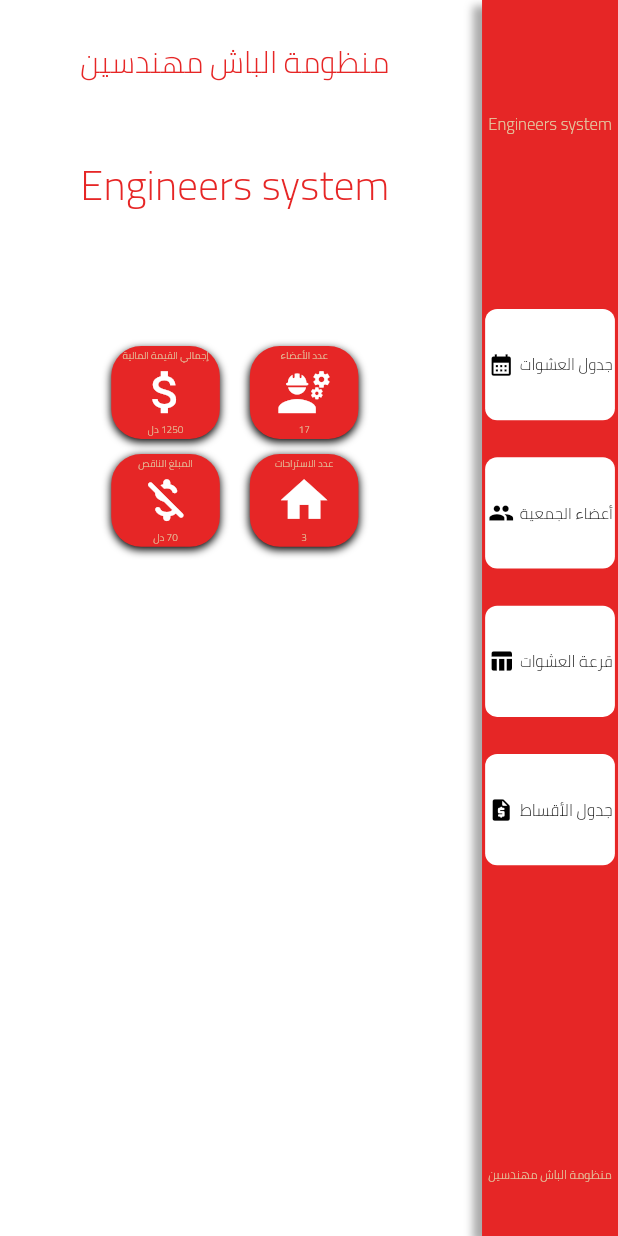
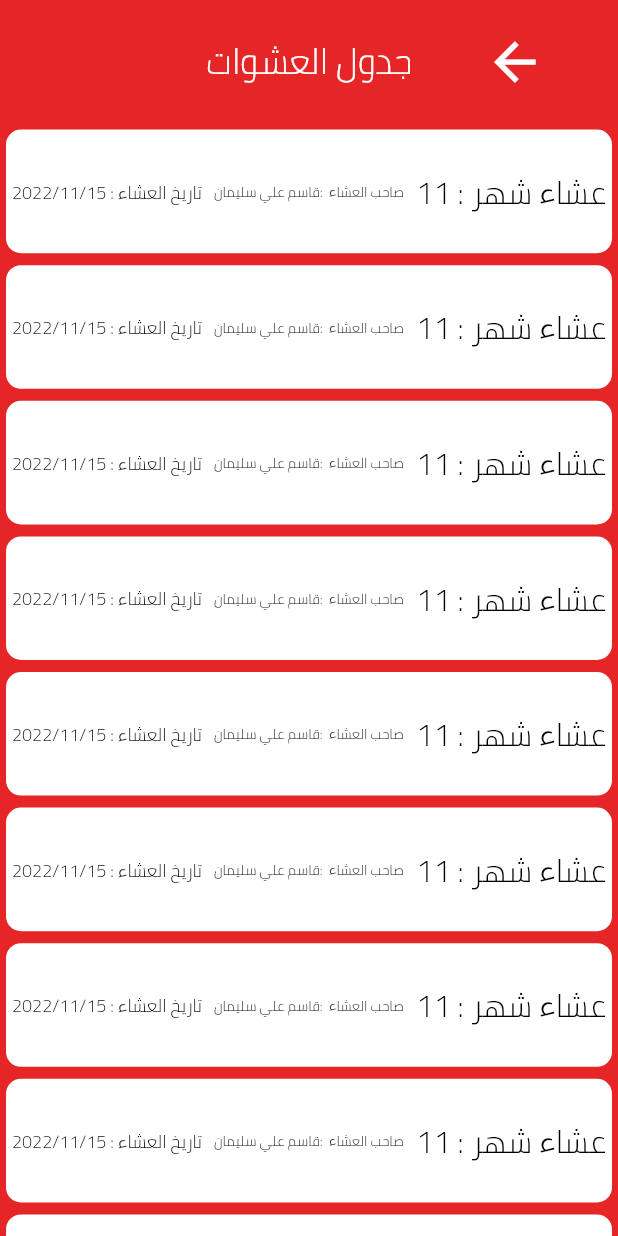
Before and after one commit to nacemelhasy/desktop, a Flutter app: the screen it shows after launch, after a tap on "جدول العشوات", on a phone screen of 412 x 824 dp. Run offline on Flutter 3.47's test engine with Material 2 defaults, Android fonts, the phone set to English and light mode, and no system bars; our stand-ins replace awesome_dialog, get.

Commit message:
two page

```diff
--- a/lib/Home.dart
+++ b/lib/Home.dart
@@ -1,7 +1,10 @@
 import 'package:desktop/compenets/allCompontes.dart';
 import 'package:desktop/compenets/defaultCS.dart';
+import 'package:desktop/pages/members.dart';
+import 'package:desktop/pages/table_dinner.dart';
 import 'package:flutter/cupertino.dart';
 import 'package:flutter/material.dart';
+import 'package:get/get.dart';
 
 class Home extends StatelessWidget {
   @override
@@ -28,7 +31,6 @@ class Home extends StatelessWidget {
                         blurRadius: 4,
                         offset: Offset(-6, 4))
                   ],
-
                 ),
                 child: Column(
                   children: [
@@ -45,31 +47,53 @@ class Home extends StatelessWidget {
                     ),
                     // one rectangle
                     InkWell(
-              onTap: (){},
-              child: rectangle(context, title: 'جدول العشوات', shape:const Icon(Icons.calendar_month,color: Colors.black,))),
+                        onTap: () {
+                          Get.to(() => Table_dinner());
+                        },
+                        child: rectangle(context,
+                            title: 'جدول العشوات',
+                            shape: const Icon(
+                              Icons.calendar_month,
+                              color: Colors.black,
+                            ))),
                     SizedBox(
                       height: height(context) * 0.03,
                     ),
                     // two rectangle
                     InkWell(
-              onTap: (){},
-                child: rectangle(context, title: 'أعضاء الجمعية', shape:const Icon(Icons.people,color: Colors.black,))),
+                        onTap: () {
+                          Get.to(()=>Members());
+                        },
+                        child: rectangle(context,
+                            title: 'أعضاء الجمعية',
+                            shape: const Icon(
+                              Icons.people,
+                              color: Colors.black,
+                            ))),
                     SizedBox(
                       height: height(context) * 0.03,
                     ),
                     // three rectangle
                     InkWell(
-              onTap: (){},
-
-                child: rectangle(context, title: 'قرعة العشوات', shape:const Icon(Icons.table_chart,color: Colors.black,))),
+                        onTap: () {},
+                        child: rectangle(context,
+                            title: 'قرعة العشوات',
+                            shape: const Icon(
+                              Icons.table_chart,
+                              color: Colors.black,
+                            ))),
                     SizedBox(
                       height: height(context) * 0.03,
                     ),
                     // four rectangle
                     InkWell(
-              onTap: (){},
-
-                child: rectangle(context, title: 'جدول الأقساط', shape:const Icon(Icons.request_quote_rounded,color: Colors.black,))),
+                        onTap: () {},
+                        child: rectangle(context,
+                            title: 'جدول الأقساط',
+                            shape: const Icon(
+                              Icons.request_quote_rounded,
+                              color: Colors.black,
+                            ))),
 
                     const Spacer(),
                     SizedBox(
@@ -189,10 +213,8 @@ Widget square(context,
 }
 
 // for rectange in aside
-Widget rectangle(context,{
-  required String title,
-  required Icon shape
-}) => Container(
+Widget rectangle(context, {required String title, required Icon shape}) =>
+    Container(
       height: height(context) * 0.09,
       width: width(context) * 0.21,
       decoration: BoxDecoration(
@@ -208,10 +230,8 @@ Widget rectangle(context,{
           ),
           Expanded(
             flex: 1,
-            child: fitted( Padding(
-              padding:const EdgeInsets.all(3.0),
-              child: shape
-            )),
+            child: fitted(
+                Padding(padding: const EdgeInsets.all(3.0), child: shape)),
           )
         ],
       ),
--- a/lib/compenets/allCompontes.dart
+++ b/lib/compenets/allCompontes.dart
@@ -100,8 +100,7 @@ Widget cDropdownButton(context,
     );
 ///////////////////////////////////////////////// Awesem dialog //////////////////////////////////////////////////////////////////////
 awesome(BuildContext context,
-        {
-          Function? btnOkOnPress,
+        {Function? btnOkOnPress,
         Function? btnCancelOnPress,
         String btnCancelText = 'الغاء',
         String btnOkText = 'موافق',
@@ -113,10 +112,10 @@ awesome(BuildContext context,
         Color btnOkColor = Colors.blue,
         Color btnCancelColor = Colors.blue,
         Duration? autoHide,
-         Color dialogBackgroundColor = const  Color.fromARGB(255, 71, 60, 56),
+        Color dialogBackgroundColor = const Color.fromARGB(255, 71, 60, 56),
         bool dismissOnTouchOutside = true}) =>
     AwesomeDialog(
-      dialogBackgroundColor: dialogBackgroundColor,
+        dialogBackgroundColor: dialogBackgroundColor,
         dismissOnTouchOutside: dismissOnTouchOutside,
         autoHide: autoHide,
         buttonsTextStyle: Theme.of(context).textTheme.bodyText1,
@@ -124,10 +123,7 @@ awesome(BuildContext context,
         btnCancelColor: defautlColor,
         btnCancelText: btnCancelText,
         btnOkText: btnOkText,
-        borderSide: BorderSide(
-          color: defautlColor,
-          width: 5
-        ),
+        borderSide: BorderSide(color: defautlColor, width: 5),
         // body: ,//طبعا البدي يقبل الويدت الي تبيها فيه عادي
         context: context, //
         dialogType:
@@ -245,13 +241,11 @@ Widget constrainedBox({
   double minWidth = 0.0,
 }) =>
     ConstrainedBox(
-
       constraints: BoxConstraints(
         maxHeight: maxHeight,
         maxWidth: maxWidth,
         minHeight: minHeight,
         minWidth: minWidth,
-
       ),
       child: child,
     );
@@ -277,11 +271,9 @@ ShowSnackBar(context, text) {
 // for text with style body 1
 
 Widget text(context, text, {textAlign = TextAlign.start}) => Text(text,
-    textAlign: textAlign, style: TextStyle(
-      fontFamily: 'cairo',
-      color: defautlColor,
-      fontWeight: FontWeight.w500
-    ));
+    textAlign: textAlign,
+    style: TextStyle(
+        fontFamily: 'cairo', color: defautlColor, fontWeight: FontWeight.w500));
 // for text with style body 1
 Widget textW(context, text, {textAlign = TextAlign.start}) => Text(text,
     textAlign: textAlign,
@@ -292,20 +284,25 @@ Widget textA(context, text, {textAlign = TextAlign.start}) => Text(
       overflow: TextOverflow.fade,
       textAlign: textAlign,
       style: TextStyle(
-        color: Color.fromARGB(255, 227, 203, 163),
-        fontFamily: 'cairo',
-        fontWeight: FontWeight.w500
-      ),
+          color: Colors.white,
+          fontFamily: 'cairo',
+          fontWeight: FontWeight.w500),
     );
-Widget textB(context, text, {textAlign = TextAlign.start}) => Text(
+Widget textB(
+  context,
+  text, {
+  textAlign = TextAlign.start,
+  double font = 15,
+}) =>
+    Text(
       text,
       overflow: TextOverflow.fade,
       textAlign: textAlign,
       style: TextStyle(
-        color: Colors.black,
-        fontFamily: 'cairo',
-        fontWeight: FontWeight.w500
-      ),
+          color: Colors.black,
+          fontFamily: 'cairo',
+          fontWeight: FontWeight.w500,
+          fontSize: font),
     );
 
 Widget textN(context, text, {textAlign = TextAlign.start}) => Text(
@@ -334,7 +331,8 @@ Widget textShowT(
     Text(
       text,
       textAlign: textAlign,
-      style: TextStyle(color: defautlColor2, fontFamily: 'noto', fontSize: size),
+      style:
+          TextStyle(color: defautlColor2, fontFamily: 'noto', fontSize: size),
     );
 Widget textShowTI(
   context,
--- a/lib/main.dart
+++ b/lib/main.dart
@@ -1,5 +1,6 @@
 import 'package:desktop/Home.dart';
 import 'package:flutter/material.dart';
+import 'package:get/get.dart';
 
 void main() {
   runApp(const MyApp());
@@ -11,7 +12,7 @@ class MyApp extends StatelessWidget {
   // This widget is the root of your application.
   @override
   Widget build(BuildContext context) {
-    return MaterialApp(
+    return GetMaterialApp(
       title: 'Flutter Demo',
 
       debugShowCheckedModeBanner: false,
--- /dev/null
+++ b/lib/pages/table_dinner.dart
@@ -0,0 +1,112 @@
+import 'package:desktop/compenets/allCompontes.dart';
+import 'package:desktop/compenets/defaultCS.dart';
+import 'package:flutter/cupertino.dart';
+import 'package:flutter/material.dart';
+import 'package:get/get.dart';
+
+class Table_dinner extends StatelessWidget {
+  @override
+  Widget build(BuildContext context) {
+    return Scaffold(
+        backgroundColor: defautlColor,
+        body: SingleChildScrollView(
+          scrollDirection: Axis.vertical,
+          child: Column(children: [
+            SizedBox(
+              height: height(context) * 0.1,
+              width: width(context),
+              child: Row(
+                children: [
+                  Expanded(
+                    flex: 1,
+                    child: Container()),
+
+                    Expanded(
+                      flex: 1,
+                      child: fitted(textA(context, 'جدول العشوات')),),
+                      Expanded(flex: 1,child: fitted(IconButton(
+                        onPressed: (){
+                          Get.back();
+                        },
+                        icon: const Icon(Icons.arrow_back,
+                      )))),
+                ],
+              )
+            ),
+            ListView(
+              shrinkWrap: true,
+              physics: const NeverScrollableScrollPhysics(),
+              children: [
+data(context, date: '2022/11/15', month: 11, name: 'قاسم علي سليمان'),
+data(context, date: '2022/11/15', month: 11, name: 'قاسم علي سليمان'),
+data(context, date: '2022/11/15', month: 11, name: 'قاسم علي سليمان'),
+data(context, date: '2022/11/15', month: 11, name: 'قاسم علي سليمان'),
+data(context, date: '2022/11/15', month: 11, name: 'قاسم علي سليمان'),
+data(context, date: '2022/11/15', month: 11, name: 'قاسم علي سليمان'),
+data(context, date: '2022/11/15', month: 11, name: 'قاسم علي سليمان'),
+data(context, date: '2022/11/15', month: 11, name: 'قاسم علي سليمان'),
+data(context, date: '2022/11/15', month: 11, name: 'قاسم علي سليمان'),
+data(context, date: '2022/11/15', month: 11, name: 'قاسم علي سليمان'),
+data(context, date: '2022/11/15', month: 11, name: 'قاسم علي سليمان'),
+data(context, date: '2022/11/15', month: 11, name: 'قاسم علي سليمان'),
+data(context, date: '2022/11/15', month: 11, name: 'قاسم علي سليمان'),
+data(context, date: '2022/11/15', month: 11, name: 'قاسم علي سليمان'),
+data(context, date: '2022/11/15', month: 11, name: 'قاسم علي سليمان'),
+data(context, date: '2022/11/15', month: 11, name: 'قاسم علي سليمان'),
+data(context, date: '2022/11/15', month: 11, name: 'قاسم علي سليمان'),
+data(context, date: '2022/11/15', month: 11, name: 'قاسم علي سليمان'),
+data(context, date: '2022/11/15', month: 11, name: 'قاسم علي سليمان'),
+data(context, date: '2022/11/15', month: 11, name: 'قاسم علي سليمان'),
+data(context, date: '2022/11/15', month: 11, name: 'قاسم علي سليمان'),
+data(context, date: '2022/11/15', month: 11, name: 'قاسم علي سليمان'),
+data(context, date: '2022/11/15', month: 11, name: 'قاسم علي سليمان'),
+data(context, date: '2022/11/15', month: 11, name: 'قاسم علي سليمان'),
+data(context, date: '2022/11/15', month: 11, name: 'قاسم علي سليمان'),
+
+              ],
+            )
+          ]),
+        ));
+  }
+}
+
+// for deatails table
+Widget data(context,{
+required String date,
+required int month,
+required String name,
+
+
+}) => Padding(
+      padding: const EdgeInsets.all(4.0),
+      child: Container(
+        height: height(context) * 0.1,
+        decoration: BoxDecoration(
+          color: Colors.white,
+          borderRadius: BorderRadius.circular(10),
+        ),
+        child: Row(children: [
+          Expanded(
+              flex: 1,
+              child: Padding(
+                padding: const EdgeInsets.all(4.0),
+                child: fitted(textB(context, 'تاريخ العشاء : $date',
+                    textAlign: TextAlign.center)),
+              )),
+          Expanded(
+              flex: 1,
+              child: Padding(
+                padding: const EdgeInsets.all(4.0),
+                child: fitted(textB(context, 'صاحب العشاء  :$name',
+                    textAlign: TextAlign.center)),
+              )),
+          Expanded(
+              flex: 1,
+              child: Padding(
+                padding: const EdgeInsets.all(4.0),
+                child: fitted(textB(context, 'عشاء شهر : $month',
+                    textAlign: TextAlign.center)),
+              )),
+        ]),
+      ),
+    );
--- a/pubspec.yaml
+++ b/pubspec.yaml
@@ -35,6 +35,7 @@ dependencies:
   # Use with the CupertinoIcons class for iOS style icons.
   cupertino_icons: ^1.0.2
   awesome_dialog: ^2.2.1
+  get: ^4.6.5
 
 dev_dependencies:
   flutter_test:
```
Also changed, not shown: lib/pages/members.dart (added, +129 -0 lines), pubspec.lock. Lines whose indentation alone changed are shown as unchanged.
